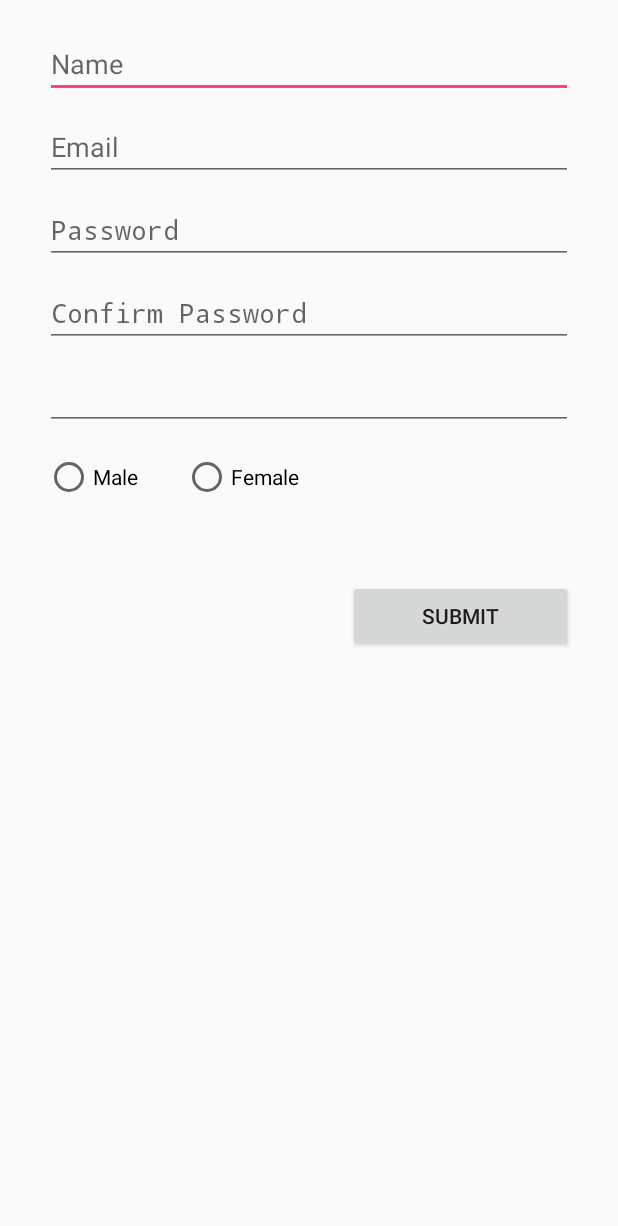
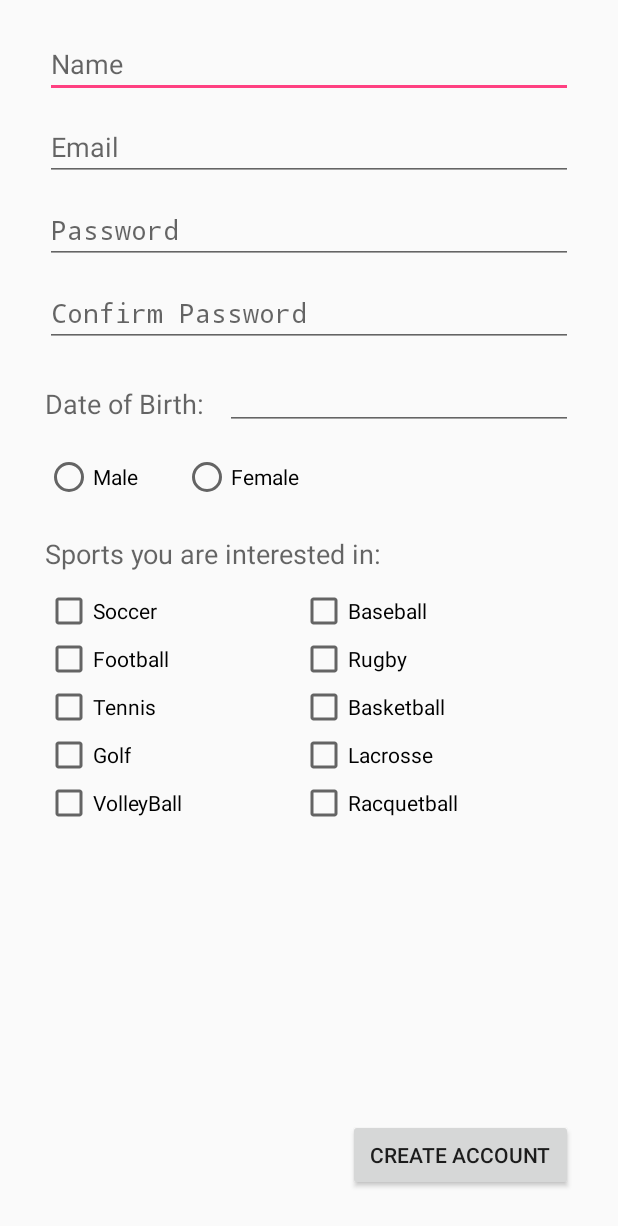
Before and after one commit to duseche3/SportsSocialApp, an Android app: the screen it shows after launch (UserRegistration), on a phone screen of 412 x 824 dp. Shown: the top 1226 px of the screen. Run offline under Robolectric (Android 15) with nearby library versions, the phone set to English and light mode, and no system bars.

Commit message:
Added a list of sports

```diff
--- a/app/src/main/res/layout/user_registration.xml
+++ b/app/src/main/res/layout/user_registration.xml
@@ -1,3 +1,7 @@
+<ScrollView xmlns:android="http://schemas.android.com/apk/res/android"
+    android:layout_width="match_parent"
+    android:layout_height="match_parent"
+    android:fillViewport="true">
 <RelativeLayout xmlns:android="http://schemas.android.com/apk/res/android"
     xmlns:tools="http://schemas.android.com/tools"
     android:layout_width="match_parent"
@@ -69,15 +73,13 @@
         android:ems="10"
         android:id="@+id/userDob"
         android:layout_below="@+id/userConfirmPassword"
-        android:layout_alignParentLeft="true"
-        android:layout_alignParentStart="true"
-        android:layout_marginLeft="30dp"
         android:layout_marginTop="10dp"
-        android:layout_marginRight="30dp" />
+        android:layout_marginRight="30dp"
+        android:layout_marginLeft="150dp" />
 
     <RadioGroup
         android:layout_width="match_parent"
-        android:layout_height="100dp"
+        android:layout_height="70dp"
         android:layout_below="@+id/userDob"
         android:layout_alignParentRight="true"
         android:layout_alignParentEnd="true"
@@ -107,10 +109,138 @@
     <Button
         android:layout_width="150dp"
         android:layout_height="wrap_content"
-        android:text="Submit"
+        android:text="Create Account"
         android:id="@+id/submitBtn"
+        android:layout_alignParentBottom="true"
+        android:layout_alignParentRight="true"
+        android:layout_alignParentEnd="true"
+        android:layout_marginRight="30dp"
+        android:layout_marginBottom="30dp" />
+
+    <TextView
+        android:layout_width="wrap_content"
+        android:layout_height="wrap_content"
+        android:textAppearance="?android:attr/textAppearanceMedium"
+        android:text="Date of Birth:"
+        android:id="@+id/textView2"
+        android:layout_below="@+id/userConfirmPassword"
+        android:layout_alignParentLeft="true"
+        android:layout_alignParentStart="true"
+        android:layout_marginLeft="30dp"
+        android:layout_marginTop="25dp" />
+
+    <TextView
+        android:layout_width="wrap_content"
+        android:layout_height="wrap_content"
+        android:textAppearance="?android:attr/textAppearanceMedium"
+        android:text="Sports you are interested in:"
+        android:id="@+id/textView3"
         android:layout_below="@+id/userGender"
-        android:layout_alignRight="@+id/userDob"
-        android:layout_alignEnd="@+id/userDob" />
+        android:layout_alignParentLeft="true"
+        android:layout_alignParentStart="true"
+        android:layout_marginLeft="30dp" />
+
+    <CheckBox
+        android:layout_width="wrap_content"
+        android:layout_height="wrap_content"
+        android:text="Soccer"
+        android:id="@+id/soccer"
+        android:layout_below="@+id/textView3"
+        android:layout_alignParentLeft="true"
+        android:layout_alignParentStart="true"
+        android:layout_marginLeft="30dp"
+        android:layout_marginTop="10dp" />
+
+    <CheckBox
+        android:layout_width="wrap_content"
+        android:layout_height="wrap_content"
+        android:text="Football"
+        android:id="@+id/football"
+        android:layout_below="@+id/soccer"
+        android:layout_alignParentLeft="true"
+        android:layout_alignParentStart="true"
+        android:layout_marginLeft="30dp" />
+
+    <CheckBox
+        android:layout_width="wrap_content"
+        android:layout_height="wrap_content"
+        android:text="Tennis"
+        android:id="@+id/tennis"
+        android:layout_below="@+id/football"
+        android:layout_alignParentLeft="true"
+        android:layout_alignParentStart="true"
+        android:layout_marginLeft="30dp" />
+
+    <CheckBox
+        android:layout_width="wrap_content"
+        android:layout_height="wrap_content"
+        android:text="Golf"
+        android:id="@+id/golf"
+        android:layout_below="@+id/tennis"
+        android:layout_alignParentLeft="true"
+        android:layout_alignParentStart="true"
+        android:layout_marginLeft="30dp" />
+
+    <CheckBox
+        android:layout_width="wrap_content"
+        android:layout_height="wrap_content"
+        android:text="VolleyBall"
+        android:id="@+id/volleyball"
+        android:layout_below="@+id/golf"
+        android:layout_alignParentLeft="true"
+        android:layout_alignParentStart="true"
+        android:layout_marginLeft="30dp" />
+
+    <CheckBox
+        android:layout_width="wrap_content"
+        android:layout_height="wrap_content"
+        android:text="Baseball"
+        android:id="@+id/baseball"
+        android:layout_below="@+id/textView3"
+        android:layout_alignParentLeft="true"
+        android:layout_alignParentStart="true"
+        android:layout_marginLeft="200dp"
+        android:layout_marginTop="10dp" />
+
+    <CheckBox
+        android:layout_width="wrap_content"
+        android:layout_height="wrap_content"
+        android:text="Rugby"
+        android:id="@+id/rugby"
+        android:layout_below="@+id/soccer"
+        android:layout_alignParentLeft="true"
+        android:layout_alignParentStart="true"
+        android:layout_marginLeft="200dp" />
+
+    <CheckBox
+        android:layout_width="wrap_content"
+        android:layout_height="wrap_content"
+        android:text="Basketball"
+        android:id="@+id/basketball"
+        android:layout_below="@+id/football"
+        android:layout_alignParentLeft="true"
+        android:layout_alignParentStart="true"
+        android:layout_marginLeft="200dp" />
+
+    <CheckBox
+        android:layout_width="wrap_content"
+        android:layout_height="wrap_content"
+        android:text="Lacrosse"
+        android:id="@+id/lacrosse"
+        android:layout_below="@+id/tennis"
+        android:layout_alignParentLeft="true"
+        android:layout_alignParentStart="true"
+        android:layout_marginLeft="200dp" />
+
+    <CheckBox
+        android:layout_width="wrap_content"
+        android:layout_height="wrap_content"
+        android:text="Racquetball"
+        android:id="@+id/racquetball"
+        android:layout_below="@+id/golf"
+        android:layout_alignParentLeft="true"
+        android:layout_alignParentStart="true"
+        android:layout_marginLeft="200dp" />
 
 </RelativeLayout>
+</ScrollView>
```
